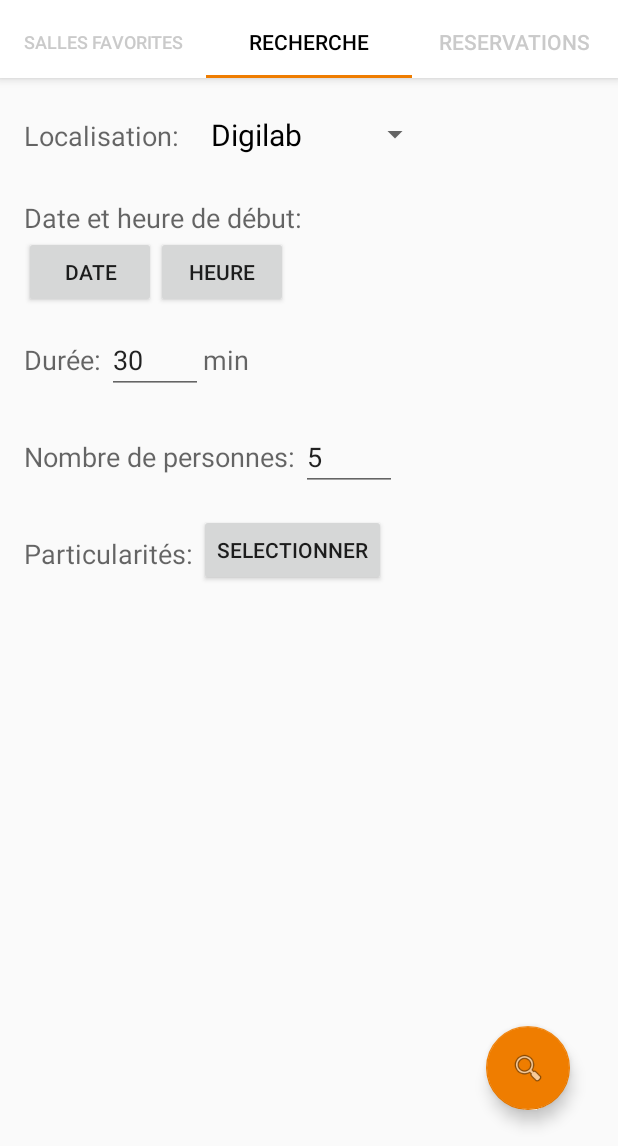
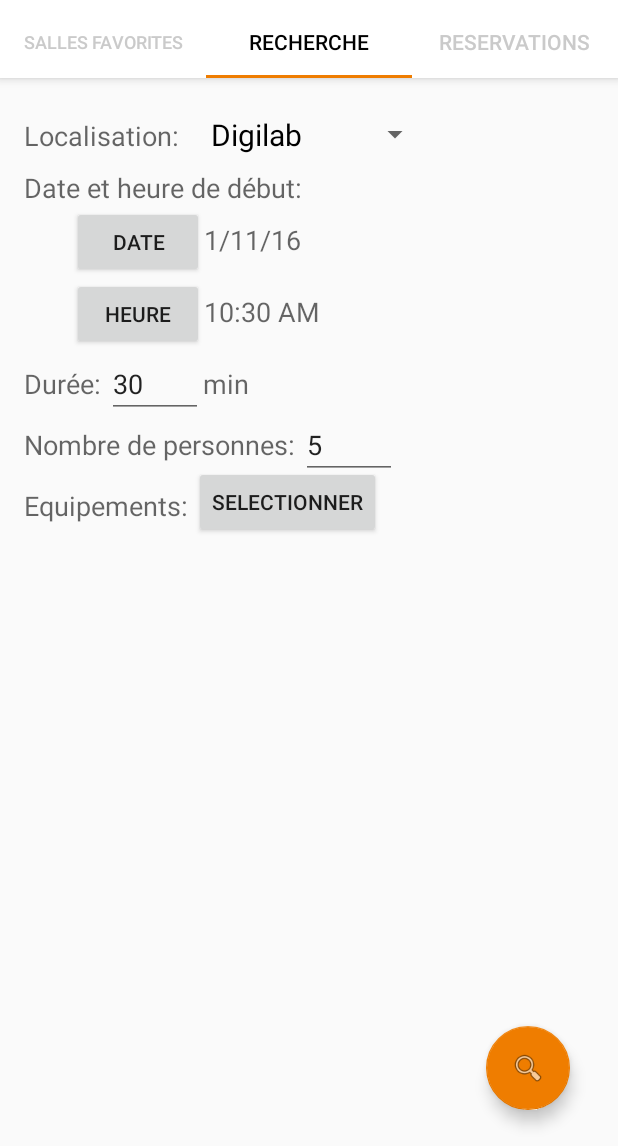
Before and after one commit to Zahrun/Soprapp, an Android app: the screen it shows after launch (MainActivity), tab 2 chosen, on a phone screen of 412 x 824 dp, the part 90-1236 px from its top. Run offline under Robolectric (Android 15) with nearby library versions, the phone set to English and light mode, and no system bars; libraries missing offline, so code that uses them is left out: org.springframework.http, org.springframework.web; 4 statements that could not run were skipped.

Commit message:
Affichage des choix utilisateur courrants

```diff
--- a/Android/app/src/main/java/gei/soprapp/FragmentFavorites.java
+++ b/Android/app/src/main/java/gei/soprapp/FragmentFavorites.java
@@ -36,7 +36,7 @@ public class FragmentFavorites extends FragmentAbstract{
 
         sharedPreferences = PreferenceManager.getDefaultSharedPreferences(getContext());
         defaultItems = new TreeSet<>();
-        itemsSet = sharedPreferences.getStringSet( Globals.sallesPreferenceKey, defaultItems);
+        itemsSet = sharedPreferences.getStringSet( Globals.CACHE_SALLES_KEY, defaultItems);
         items = new String[itemsSet.size()];
         itemsSet.toArray(items);
 
--- a/Android/app/src/main/java/gei/soprapp/FragmentSearch.java
+++ b/Android/app/src/main/java/gei/soprapp/FragmentSearch.java
@@ -5,12 +5,15 @@ import android.content.SharedPreferences;
 import android.os.Bundle;
 import android.preference.PreferenceManager;
 import android.support.design.widget.FloatingActionButton;
+import android.text.format.DateFormat;
 import android.view.View;
 import android.widget.ArrayAdapter;
 import android.widget.Button;
 import android.widget.EditText;
 import android.widget.Spinner;
+import android.widget.TextView;
 
+import java.util.Calendar;
 import java.util.Set;
 
 import gei.soprapp.dialogs.PickDateDialogFragment;
@@ -91,6 +94,10 @@ public class FragmentSearch extends FragmentAbstract implements SharedPreference
 
         );
 
+        final java.text.DateFormat dateFormat = DateFormat.getDateFormat(getActivity());
+        final TextView textViewDate = ((TextView) view.findViewById(R.id.textViewDate));
+        textViewDate.setText(dateFormat.format(Calendar.getInstance().getTime()));
+
         final Button time = (Button) view.findViewById(R.id.timeButton);
         time.setOnClickListener(new View.OnClickListener()
 
@@ -103,6 +110,10 @@ public class FragmentSearch extends FragmentAbstract implements SharedPreference
                                 }
 
         );
+
+        final java.text.DateFormat timeFormat = DateFormat.getTimeFormat(getActivity());
+        final TextView textViewHeure = ((TextView) view.findViewById(R.id.textViewHeure));
+        textViewHeure.setText(timeFormat.format(Calendar.getInstance().getTime()));
 
         Button pick = (Button) view.findViewById(R.id.pickButton);
         pick.setOnClickListener(new View.OnClickListener()
--- a/Android/app/src/main/res/layout/fragment_search.xml
+++ b/Android/app/src/main/res/layout/fragment_search.xml
@@ -34,7 +34,7 @@
         android:textAppearance="?android:attr/textAppearanceMedium"
         android:text="Date et heure de début:"
         android:id="@+id/dateText"
-        android:layout_marginTop="30dp"
+        android:layout_marginTop="10dp"
         android:layout_below="@+id/localisationText"
         android:layout_alignParentLeft="true"
         android:layout_alignParentStart="true" />
@@ -45,17 +45,37 @@
         android:text="Date"
         android:id="@+id/dateButton"
         android:layout_below="@+id/dateText"
+        android:layout_marginLeft="32dp"
         android:layout_alignParentLeft="true"
         android:layout_alignParentStart="true" />
+
+    <TextView
+        android:layout_width="wrap_content"
+        android:layout_height="wrap_content"
+        android:textAppearance="?android:attr/textAppearanceMedium"
+        android:text="Date"
+        android:id="@+id/textViewDate"
+        android:layout_alignBaseline="@+id/dateButton"
+        android:layout_toRightOf="@+id/dateButton"
+        android:layout_toEndOf="@+id/dateButton" />
 
     <Button
         android:layout_width="wrap_content"
         android:layout_height="wrap_content"
         android:text="Heure"
         android:id="@+id/timeButton"
-        android:layout_alignBottom="@+id/dateButton"
-        android:layout_toRightOf="@+id/dateButton"
-        android:layout_toEndOf="@+id/dateButton" />
+        android:layout_below="@+id/dateButton"
+        android:layout_alignRight="@+id/dateButton" />
+
+    <TextView
+        android:layout_width="wrap_content"
+        android:layout_height="wrap_content"
+        android:textAppearance="?android:attr/textAppearanceMedium"
+        android:text="Heure"
+        android:id="@+id/textViewHeure"
+        android:layout_alignBaseline="@+id/timeButton"
+        android:layout_toRightOf="@+id/timeButton"
+        android:layout_toEndOf="@+id/timeButton" />
 
     <TextView
         android:layout_width="wrap_content"
@@ -63,8 +83,8 @@
         android:textAppearance="?android:attr/textAppearanceMedium"
         android:text="Durée:"
         android:id="@+id/textView4"
-        android:layout_marginTop="70dp"
-        android:layout_below="@+id/dateText"
+        android:layout_marginTop="10dp"
+        android:layout_below="@+id/timeButton"
         android:layout_alignParentLeft="true"
         android:layout_alignParentStart="true" />
 
@@ -100,7 +120,7 @@
         android:layout_below="@+id/textView4"
         android:layout_alignParentLeft="true"
         android:layout_alignParentStart="true"
-        android:layout_marginTop="40dp" />
+        android:layout_marginTop="16dp" />
 
     <EditText
         android:layout_width="wrap_content"
@@ -119,12 +139,12 @@
         android:layout_width="wrap_content"
         android:layout_height="wrap_content"
         android:textAppearance="?android:attr/textAppearanceMedium"
-        android:text="Particularités:"
+        android:text="Equipements:"
         android:id="@+id/textView7"
         android:layout_below="@+id/textView5"
         android:layout_alignParentLeft="true"
         android:layout_alignParentStart="true"
-        android:layout_marginTop="40dp" />
+        android:layout_marginTop="16dp" />
 
     <Button
         android:layout_width="wrap_content"
@@ -137,6 +157,18 @@
         android:layout_toRightOf="@+id/textView7"
         android:layout_toEndOf="@+id/textView7" />
 
+    <TextView
+        android:layout_width="wrap_content"
+        android:layout_height="wrap_content"
+        android:textAppearance="?android:attr/textAppearanceMedium"
+        android:text=""
+        android:id="@+id/textViewEquipements"
+        android:layout_below="@+id/textView7"
+        android:layout_alignParentLeft="true"
+        android:layout_alignParentStart="true"
+        android:layout_marginTop="16dp"
+        android:layout_marginLeft="32dp"/>
+
     <android.support.design.widget.FloatingActionButton
         android:id="@+id/fab"
         android:layout_width="wrap_content"
--- a/Android/app/src/main/res/values/strings.xml
+++ b/Android/app/src/main/res/values/strings.xml
@@ -2,7 +2,7 @@
 <string name="app_name">Soprapp</string>
 <string name="action_settings">Préférences</string>
 
-<string name="equipments">Équipements</string>
+<string name="equipments">Équipements:</string>
 <string name="cancel">Annuler</string>
 <string name="ok">OK</string>
 <string name="roomManagementButton">Salles favorites</string>
```
Also changed, not shown: Android/app/src/main/java/gei/soprapp/FragmentSearchResults.java (+9 -1 lines), Android/app/src/main/java/gei/soprapp/dialogs/PickDateDialogFragment.java (+16 -2 lines), Android/app/src/main/java/gei/soprapp/dialogs/PickEquipmentsDialogFragment.java (+13 -3 lines), Android/app/src/main/java/gei/soprapp/dialogs/PickTimeDialogFragment.java (+29 -2 lines), 2 other files.
